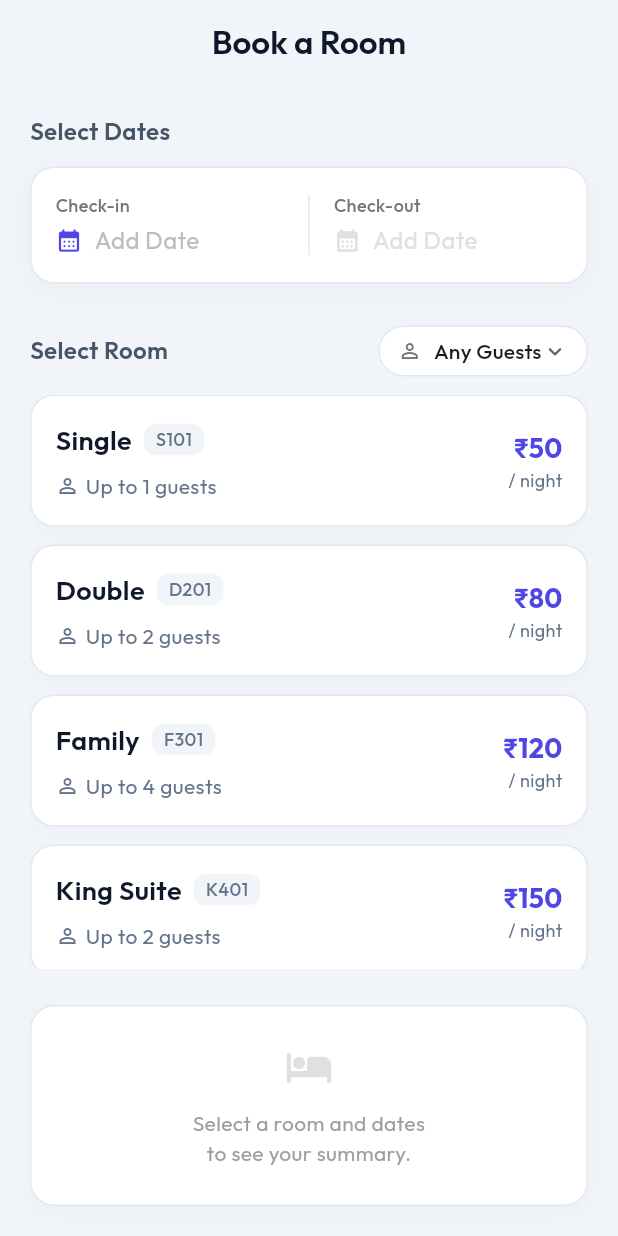
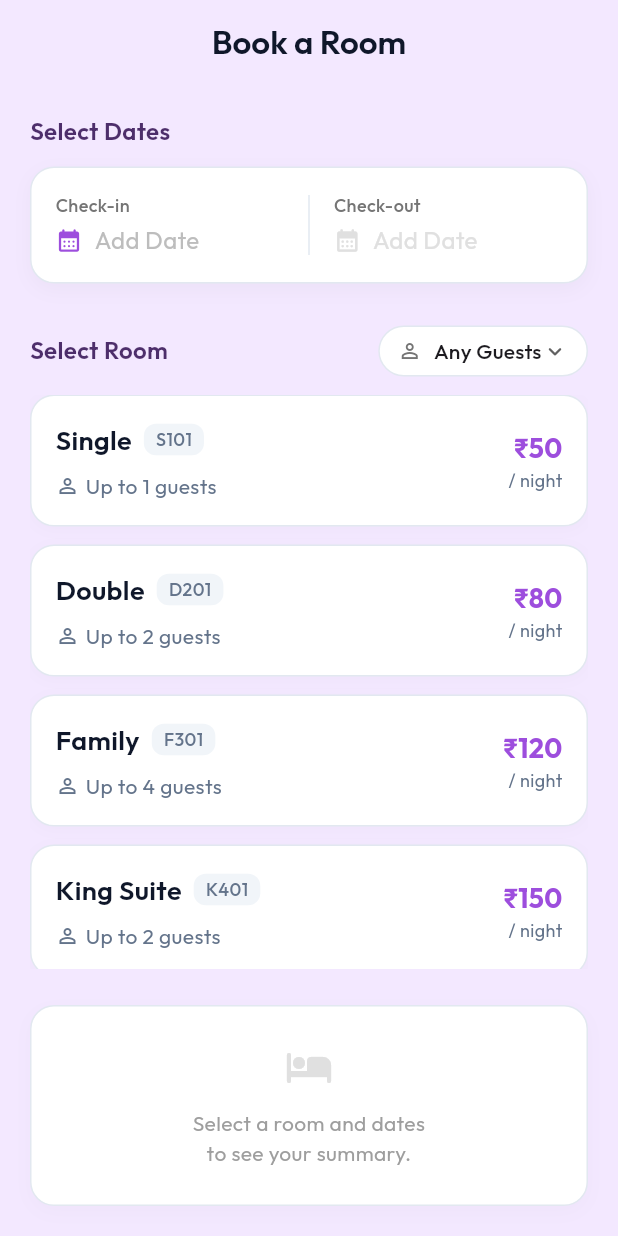
Before and after one commit to ajayunni7/raintech_test, a Flutter app: the screen it shows after launch, on a phone screen of 412 x 824 dp. Run offline on Flutter 3.47's test engine with Material 3 defaults, Android fonts, the phone set to English and light mode, and no system bars; our stand-ins replace equatable, flutter_bloc, google_fonts.

Commit message:
Booking summary bug fixed

```diff
--- a/lib/main.dart
+++ b/lib/main.dart
@@ -16,14 +16,14 @@ class MyApp extends StatelessWidget {
       debugShowCheckedModeBanner: false,
       theme: ThemeData(
         colorScheme: ColorScheme.fromSeed(
-          seedColor: const Color(0xFF4F46E5), // Indigo
-          primary: const Color(0xFF4F46E5),
-          secondary: const Color(0xFF0EA5E9), // Sky Blue
-          surface: const Color(0xFFF8FAFC), // Slate 50
+          seedColor: const Color(0xFF9D4EDD), // Amethyst Purple
+          primary: const Color(0xFF9D4EDD),
+          secondary: const Color(0xFFC77DFF), // Light Purple
+          surface: const Color(0xFFFAF5FF), // Purple 50
           error: const Color(0xFFEF4444), // Red 500
-          onSurface: const Color(0xFF0F172A), // Slate 900
+          onSurface: const Color(0xFF240046), // Dark Purple
         ),
-        scaffoldBackgroundColor: const Color(0xFFF1F5F9), // Slate 100
+        scaffoldBackgroundColor: const Color(0xFFF3E8FF), // Purple 100
         textTheme: GoogleFonts.outfitTextTheme(Theme.of(context).textTheme),
         useMaterial3: true,
         appBarTheme: const AppBarTheme(
--- a/lib/presentation/bloc/booking_bloc.dart
+++ b/lib/presentation/bloc/booking_bloc.dart
@@ -15,6 +15,7 @@ class BookingBloc extends Bloc<BookingEvent, BookingState> {
     on<SelectCheckInDate>(_onSelectCheckInDate);
     on<SelectCheckOutDate>(_onSelectCheckOutDate);
     on<FilterGuests>(_onFilterGuests);
+    on<ClearSelection>(_onClearSelection);
   }
 
   static BookingState _getInitialState() {
@@ -53,6 +54,13 @@ class BookingBloc extends Bloc<BookingEvent, BookingState> {
         maxGuestsFilter: event.maxGuests,
         clearMaxGuestsFilter: event.maxGuests == null,
       ),
+    );
+  }
+
+  void _onClearSelection(ClearSelection event, Emitter<BookingState> emit) {
+    _calculateAndEmit(
+      emit,
+      state.copyWith(clearSelectedRoom: true),
     );
   }
 
--- a/lib/presentation/bloc/booking_event.dart
+++ b/lib/presentation/bloc/booking_event.dart
@@ -43,3 +43,10 @@ class FilterGuests extends BookingEvent {
   @override
   List<Object?> get props => [maxGuests];
 }
+
+class ClearSelection extends BookingEvent {
+  const ClearSelection();
+
+  @override
+  List<Object?> get props => [];
+}
--- a/lib/presentation/screens/booking_screen.dart
+++ b/lib/presentation/screens/booking_screen.dart
@@ -27,9 +27,13 @@ class BookingScreen extends StatelessWidget {
               child: Column(
                 crossAxisAlignment: CrossAxisAlignment.stretch,
                 children: [
-                  const Text(
+                  Text(
                     'Select Dates',
-                    style: TextStyle(fontSize: 16, fontWeight: FontWeight.w600, color: Color(0xFF475569)),
+                    style: TextStyle(
+                      fontSize: 16,
+                      fontWeight: FontWeight.w600,
+                      color: Theme.of(context).colorScheme.onSurface.withOpacity(0.8),
+                    ),
                   ),
                   const SizedBox(height: 12),
                   DateRangePickerWidget(
@@ -46,9 +50,13 @@ class BookingScreen extends StatelessWidget {
                   Row(
                     mainAxisAlignment: MainAxisAlignment.spaceBetween,
                     children: [
-                      const Text(
+                      Text(
                         'Select Room',
-                        style: TextStyle(fontSize: 16, fontWeight: FontWeight.w600, color: Color(0xFF475569)),
+                        style: TextStyle(
+                          fontSize: 16,
+                          fontWeight: FontWeight.w600,
+                          color: Theme.of(context).colorScheme.onSurface.withOpacity(0.8),
+                        ),
                       ),
                       Container(
                         padding: const EdgeInsets.symmetric(horizontal: 12, vertical: 4),
@@ -100,6 +108,9 @@ class BookingScreen extends StatelessWidget {
                     nights: state.nights,
                     totalPrice: state.totalPrice,
                     errorMessage: state.errorMessage,
+                    onClose: () {
+                      context.read<BookingBloc>().add(const ClearSelection());
+                    },
                   ),
                 ],
               ),
--- a/lib/presentation/widgets/booking_summary_widget.dart
+++ b/lib/presentation/widgets/booking_summary_widget.dart
@@ -5,12 +5,14 @@ class BookingSummaryWidget extends StatelessWidget {
   final int nights;
   final double totalPrice;
   final String? errorMessage;
+  final VoidCallback? onClose;
 
   const BookingSummaryWidget({
     super.key,
     required this.nights,
     required this.totalPrice,
     this.errorMessage,
+    this.onClose,
   });
 
   @override
@@ -73,7 +75,19 @@ class BookingSummaryWidget extends StatelessWidget {
                       fontWeight: FontWeight.w600,
                     ),
                   ),
-                  Icon(Icons.receipt_long_rounded, color: Colors.white.withOpacity(0.8)),
+                  Row(
+                    mainAxisSize: MainAxisSize.min,
+                    children: [
+                      Icon(Icons.receipt_long_rounded, color: Colors.white.withOpacity(0.8)),
+                      if (onClose != null) ...[
+                        const SizedBox(width: 12),
+                        InkWell(
+                          onTap: onClose,
+                          child: Icon(Icons.close_rounded, color: Colors.white.withOpacity(0.8)),
+                        ),
+                      ],
+                    ],
+                  ),
                 ],
               ),
               const SizedBox(height: 24),
```
